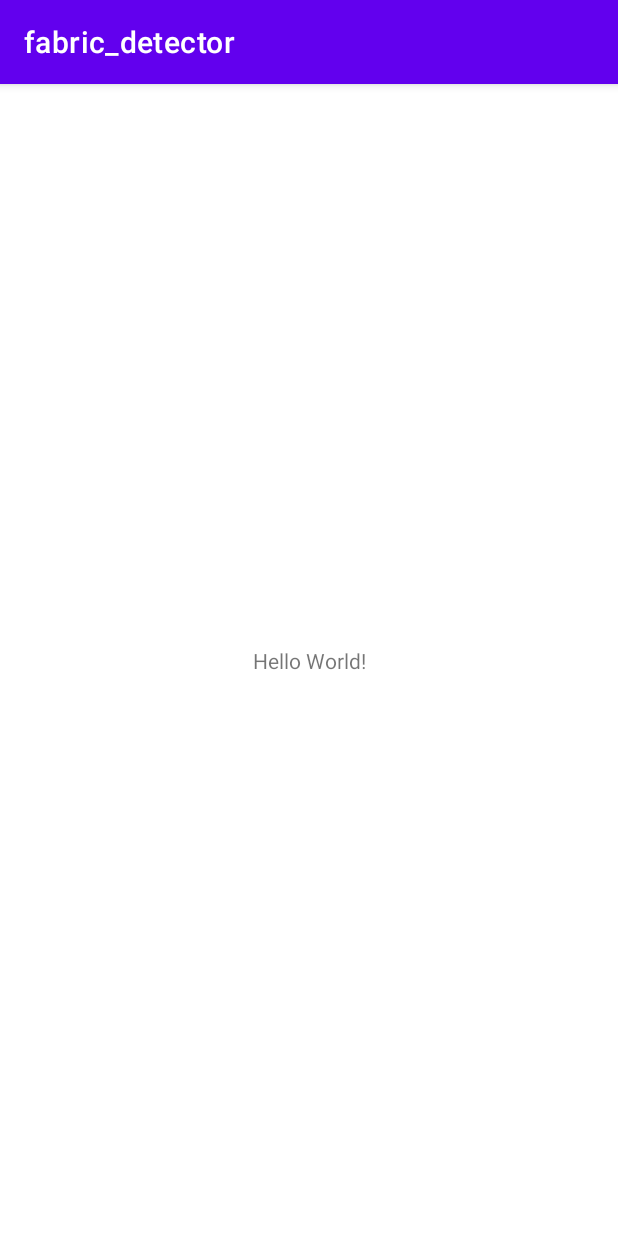
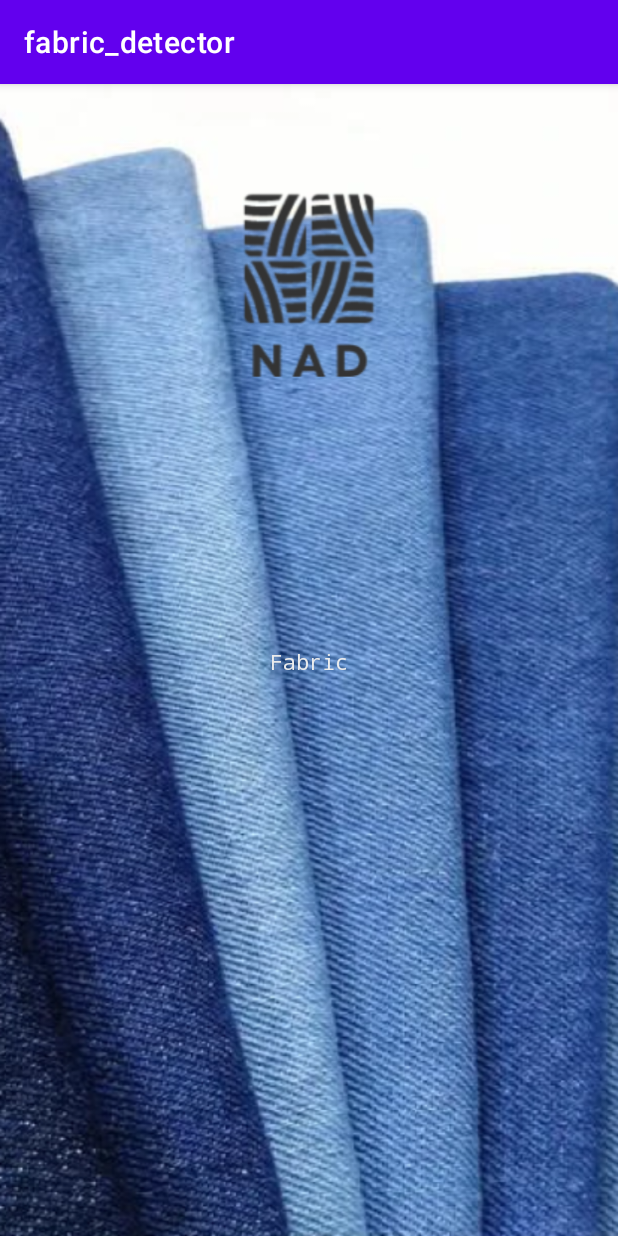
Before and after one commit to YangJJune/NaD_Automatic-Fabric-Check-using-AI, an Android app: the screen it shows after launch (MainActivity), on a phone screen of 412 x 824 dp. Run offline under Robolectric (Android 15) with nearby library versions, the phone set to English and light mode, and no system bars.

Commit message:
init front

```diff
--- a/frontend/app/src/main/res/layout/activity_main.xml
+++ b/frontend/app/src/main/res/layout/activity_main.xml
@@ -4,15 +4,28 @@
     xmlns:tools="http://schemas.android.com/tools"
     android:layout_width="match_parent"
     android:layout_height="match_parent"
+    android:background="@drawable/login_img"
     tools:context=".MainActivity">
 
-    <TextView
+    <ImageView
+        android:id="@+id/imageView"
         android:layout_width="wrap_content"
         android:layout_height="wrap_content"
-        android:text="Hello World!"
-        app:layout_constraintBottom_toBottomOf="parent"
         app:layout_constraintEnd_toEndOf="parent"
+        app:layout_constraintHorizontal_bias="0.0"
         app:layout_constraintStart_toStartOf="parent"
-        app:layout_constraintTop_toTopOf="parent" />
+        app:srcCompat="@drawable/nad_logo" />
+
+    <TextView
+        android:id="@+id/textView2"
+        android:layout_width="wrap_content"
+        android:layout_height="wrap_content"
+        android:fontFamily="monospace"
+        android:text="Fabric"
+        android:textColor="#ECECEC"
+        app:layout_constraintEnd_toEndOf="parent"
+        app:layout_constraintHorizontal_bias="0.5"
+        app:layout_constraintStart_toStartOf="parent"
+        app:layout_constraintTop_toBottomOf="@+id/imageView" />
 
 </androidx.constraintlayout.widget.ConstraintLayout>
```
Also changed, not shown: frontend/app/src/main/res/drawable-v24/login_img.png (added), frontend/app/src/main/res/drawable-v24/nad_logo.png (added).
